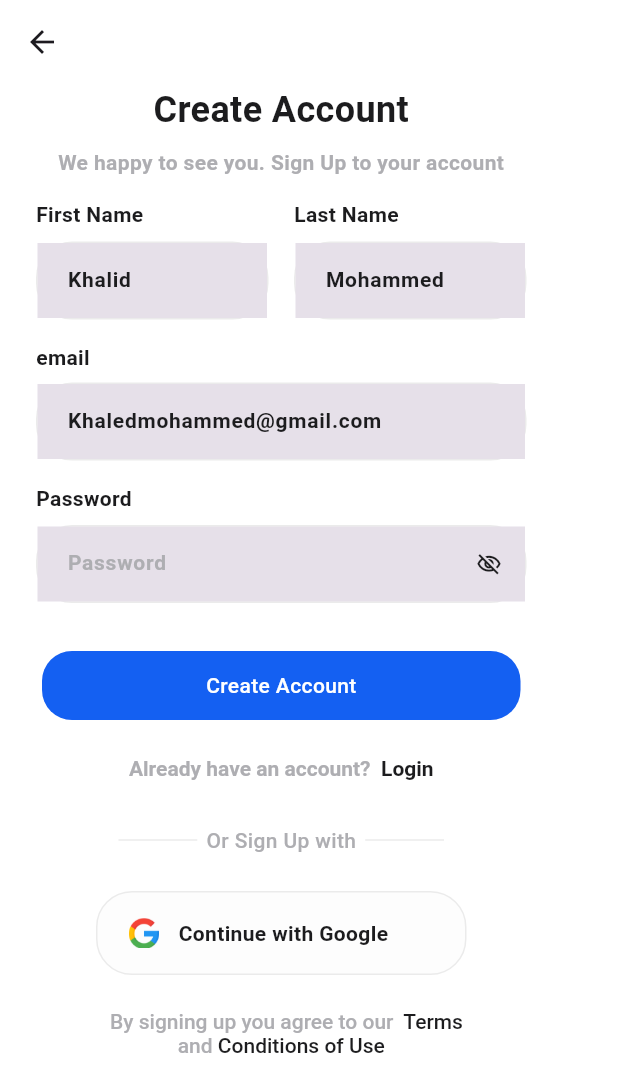
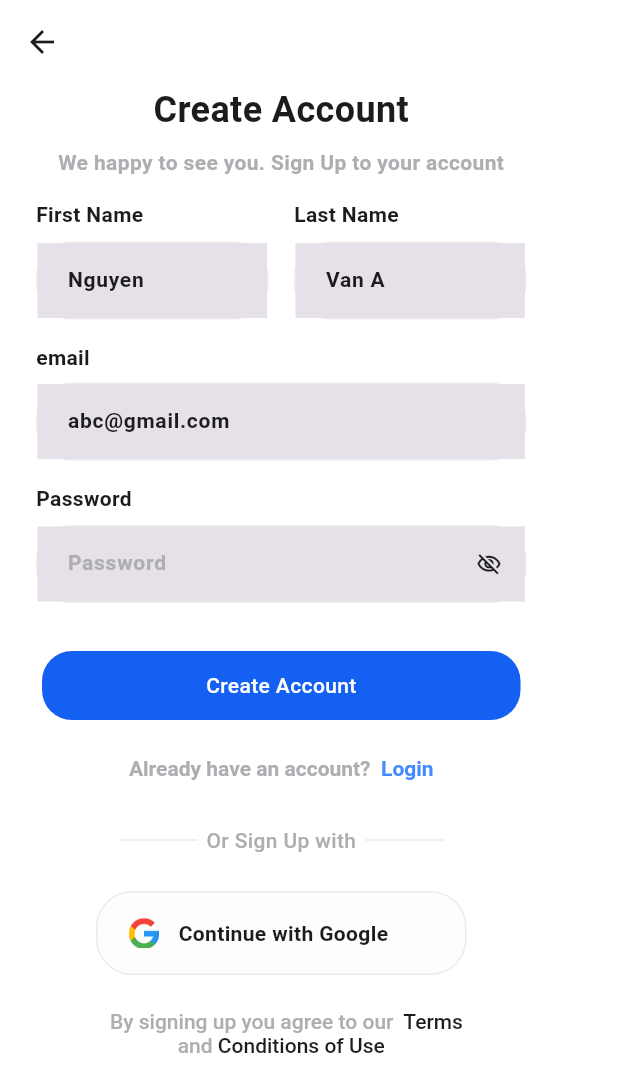
Before and after one commit to NguyenMinhDuc163/Quiz_Pro, a Flutter app: the SignUpScreen screen opened by its route, on a phone screen of 412 x 824 dp. Shown: the top 1092 px of the screen. Run offline on Flutter 3.47's test engine with Material 3 defaults, Android fonts, the light colour scheme and no system bars; our stand-ins replace easy_localization, flutter_dotenv, flutter_screenutil, hive_flutter, smooth_page_indicator, supabase_flutter; missing offline and left inert: error_stack; accounts and stored records are empty; network calls fail.

Commit message:
update code

```diff
--- a/lib/view/userAuth/sign_up_screen.dart
+++ b/lib/view/userAuth/sign_up_screen.dart
@@ -100,7 +100,7 @@ class _SignUpScreenState extends State<SignUpScreen> {
                         const SizedBox(height: 8),
                         PrimaryTextFormFieldWidget(
                           borderRadius: BorderRadius.circular(24),
-                          hintText: 'Khalid',
+                          hintText: 'Nguyen',
                           controller: firstName,
                           width: 155,
                           height: 52,
@@ -121,7 +121,7 @@ class _SignUpScreenState extends State<SignUpScreen> {
                         const SizedBox(height: 8),
                         PrimaryTextFormFieldWidget(
                           borderRadius: BorderRadius.circular(24),
-                          hintText: 'Mohammed',
+                          hintText: 'Van A',
                           controller: lastName,
                           width: 155,
                           height: 52,
@@ -145,7 +145,7 @@ class _SignUpScreenState extends State<SignUpScreen> {
                     const SizedBox(height: 7),
                     PrimaryTextFormFieldWidget(
                       borderRadius: BorderRadius.circular(24),
-                      hintText: 'Khaledmohammed@gmail.com',
+                      hintText: 'abc@gmail.com',
                       controller: emailC,
                       width: 327,
                       height: 52,
@@ -205,10 +205,10 @@ class _SignUpScreenState extends State<SignUpScreen> {
                       title: 'already_have_account'.tr(),
                       subtitle: 'login'.tr(),
                       onTab: () {},
-                      subtitleTextStyle: TextStyle(
+                      subtitleTextStyle: const TextStyle(
                         fontSize: 14,
                         fontWeight: FontWeight.w600,
-                        color: ColorPalette.kGrayscaleDark100,
+                        color: Colors.blueAccent,
                       ),
                     ),
                   ],
```
Also changed, not shown: lib/view/userAuth/login_screen.dart (+3 -4 lines).
